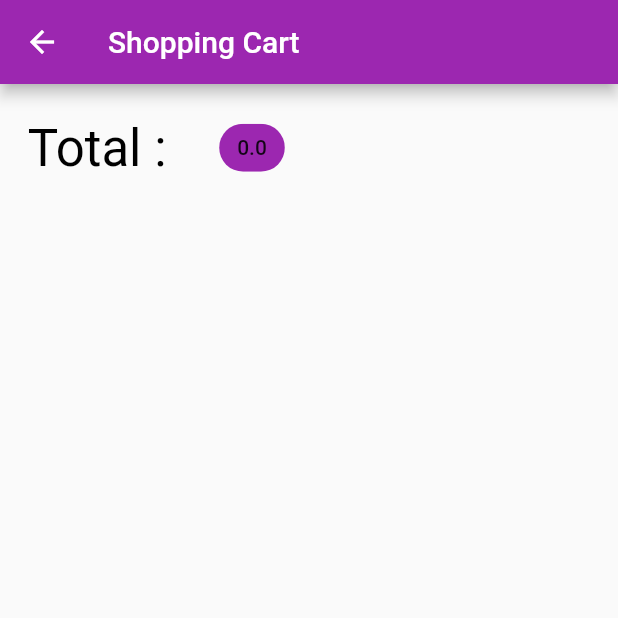
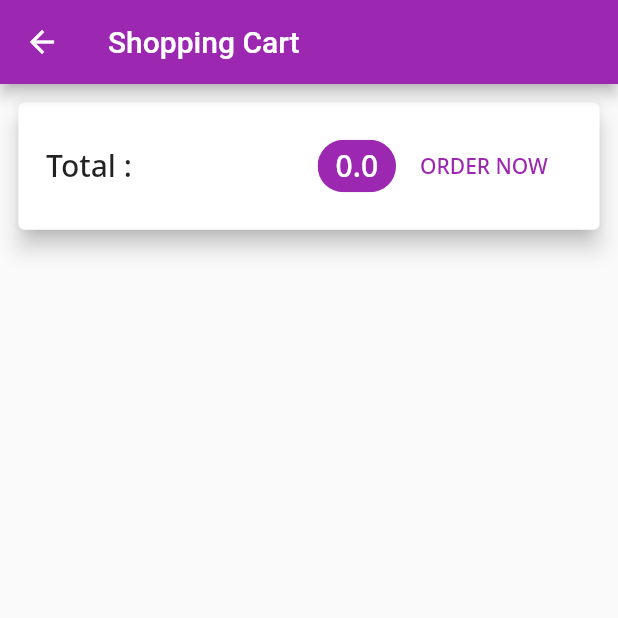
Before and after one commit to SwapnanilHalder/Shopping-App, a Flutter app: the CartScreen screen opened by its route, on a phone screen of 412 x 824 dp, the top half of it. Run offline on Flutter 3.47's test engine with Material 2 defaults, Android fonts, the phone set to English and light mode, and no system bars; our stand-ins replace google_fonts; network calls fail; Roboto replaces fonts that are missing (Sriracha).

Commit message:
added order now button

```diff
--- a/lib/Screens/cart_screen.dart
+++ b/lib/Screens/cart_screen.dart
@@ -16,20 +16,35 @@ class CartScreen extends StatelessWidget {
       appBar: AppBar(
         title: Text("Shopping Cart"),
       ),
-      body: Padding(
+      body: Card(
+        elevation: 1 * mm,
+        margin: EdgeInsets.all(2 * mm),
+        child: Padding(
           padding: EdgeInsets.all(3 * mm),
           child: Row(
+            mainAxisAlignment: MainAxisAlignment.spaceBetween,
             children: [
               Text(
                 "Total : ",
-              style: Theme.of(context).textTheme.headline4,
+                style: Theme.of(context).textTheme.headline6,
               ),
-            SizedBox(width: 4 * mm),
+              Spacer(),
               Chip(
-              label: Text('${cartbuilder.getTotalAmount}'),
+                label: Text('${cartbuilder.getTotalAmount}',
+                    style: Theme.of(context).textTheme.headline6.copyWith(
+                        color: Theme.of(context)
+                            .primaryTextTheme
+                            .headline6
+                            .color)),
                 backgroundColor: Theme.of(context).primaryColor,
               ),
+              FlatButton(
+                onPressed: () {},
+                child: Text("ORDER NOW"),
+                textColor: Theme.of(context).primaryColor,
+              )
             ],
+          ),
         ),
       ),
     );
--- a/lib/main.dart
+++ b/lib/main.dart
@@ -27,7 +27,7 @@ class MyApp extends StatelessWidget {
         theme: ThemeData(
           primarySwatch: Colors.purple,
           accentColor: Colors.deepOrange,
-          textTheme: GoogleFonts.srirachaTextTheme(
+          textTheme: GoogleFonts.notoSansTextTheme(
           ).apply(displayColor: Colors.black),
         ),
         routes: {
```
Lines whose indentation alone changed are shown as unchanged.
